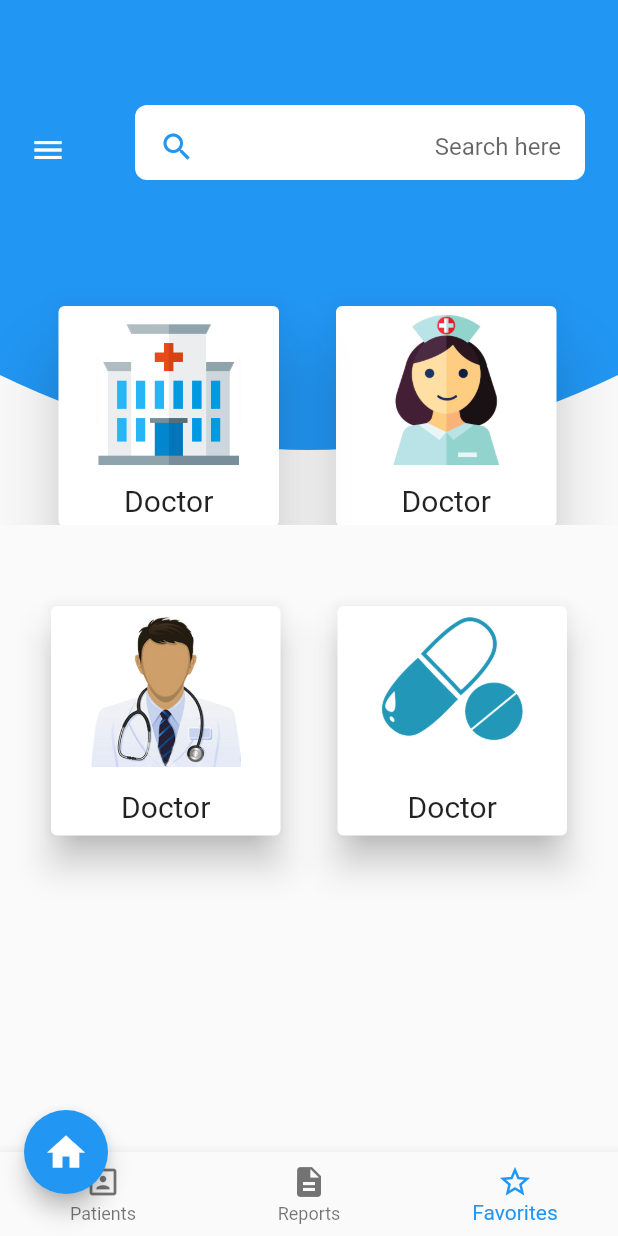
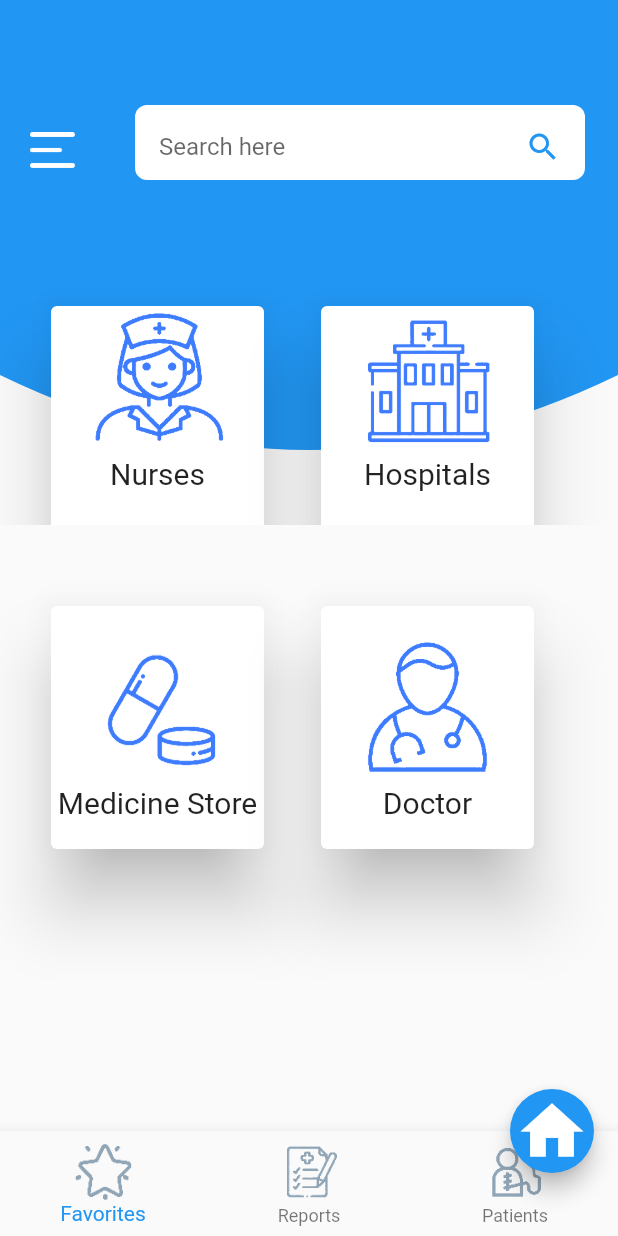
Before and after one commit to sonikapunitgoyal/clipppathdesigns, a Flutter app: the screen it shows after launch, on a phone screen of 412 x 824 dp. Run offline on Flutter 3.47's test engine with Material 2 defaults, Android fonts, the phone set to English and light mode, and no system bars.

Commit message:
clippath change

```diff
--- a/AndroidStudioProjects/clippath/lib/clippath.dart
+++ b/AndroidStudioProjects/clippath/lib/clippath.dart
@@ -8,14 +8,15 @@ class WavyHeaderImage extends StatefulWidget {
   }
 }
 class WavyHeaderImageState extends State<WavyHeaderImage>{
-   List<String> images = [
-    'nurse.png',
-    'hospital.png',
+   List<String> images = [  'nurse.png','hospital.png',
+
+
 
   ];
-  List<String> image = [
-    'medical.png',
-    'doctor.png',
+
+  List<String> image = ['medison.png','doctor.png',
+
+
 
   ];
   List<String> texts=['nurses','hospitals'];
@@ -37,10 +38,7 @@ class WavyHeaderImageState extends State<WavyHeaderImage>{
             Positioned(
               left: 20.0,
               top: 70.0,
-              child: Icon(
-                Icons.menu,
-                color: Colors.white,
-              ),
+              child: Image.asset('assets/menu.png',height: 30.0,width: 30.0,),
               height: 60.0,
             ),
             Positioned(
@@ -64,61 +62,74 @@ class WavyHeaderImageState extends State<WavyHeaderImage>{
             Positioned(
                left: 30.0,
                 top: 200.0,
-                width: 350.0,
+                width: 150.0,
                 height: 550.0,
-                child: GridView.count(
-                  crossAxisCount: 2,
-                  shrinkWrap: true,   mainAxisSpacing: 30.0,
-                  crossAxisSpacing: 30.0,
-physics: ClampingScrollPhysics(),
 
-                  padding: EdgeInsets.only(left: 5.0,right: 5.0),
-                  children: images.map((imageName) {
-
-                    return //<--- on GridView item click, show PageView
-                        Card(
+                child: InkWell(onTap: (){print('hello');}, child: Card(
                       elevation: 20.0,
                       color: Colors.white,
-                      child:  Column(mainAxisSize: MainAxisSize.max,mainAxisAlignment: MainAxisAlignment.spaceAround,
+                      child:  Column(
                           children: <Widget>[
-                            Image.asset("assets/$imageName",height: 100.0,width: 100.0,),
-                            Text('Doctor',textAlign: TextAlign.center,style: TextStyle(fontSize: 20.0),),
+                            Image.asset("assets/nurse.png",height: 100.0,width: 100.0,),
+                            Text('Nurses',textAlign: TextAlign.center,style: TextStyle(fontSize: 20.0),),
 
                           ],
                         ),
 
-                    );
-                  }).toList(),
+                    ))),
+                    Positioned(
+               left: 210.0,
+                top: 200.0,
+                width: 150.0,
 
+                child:   Container(height: 530.0,width: 210.0,
+                  child: Card(
+                        elevation: 20.0,
+                        color: Colors.white,
+                        child:  Column(
+                            children: <Widget>[
+                              Image.asset("assets/hospital.png",height: 100.0,width: 100.0,),
+                              Text('Hospitals',textAlign: TextAlign.center,style: TextStyle(fontSize: 20.0),),
 
+                            ],
+                          ),
+
+                      ),
                 )),
           ],
         ),
         SizedBox(height: 20.0,),
-       GridView.count(
-                  crossAxisCount: 2,
-                  shrinkWrap: true,   mainAxisSpacing: 30.0,
-                  crossAxisSpacing: 30.0,
-physics: ClampingScrollPhysics(),
+       Row(children: <Widget>[
+          Container(height: 230.0,width: 210.0,padding: EdgeInsets.all(30.0),
+            child: Card(
+                        elevation: 20.0,
+                        color: Colors.white,
+                        child:  Column(mainAxisAlignment: MainAxisAlignment.center,
+                            children: <Widget>[
+                              Image.asset("assets/medison.png",height: 100.0,width: 100.0,),
+                              Text('Medicine Store',textAlign: TextAlign.center,style: TextStyle(fontSize: 20.0),),
 
-                  padding: EdgeInsets.all(30.0),
-                  children: image.map((imageName) {
-                    return //<--- on GridView item click, show PageView
-                        Card(
-                      elevation: 10.0,
-                      color: Colors.white,
-                      child:  Column(mainAxisSize: MainAxisSize.max,mainAxisAlignment: MainAxisAlignment.spaceAround,
+                            ],
+                          ),
 
-                          children: <Widget>[
-                            Image.asset("assets/$imageName",height: 100.0,width: 100,),
+                      ),
+          ),
 
-                            Text("Doctor",textAlign: TextAlign.center,style: TextStyle(fontSize: 20.0),)
-                          ],
-                        ),
+                     Container(height: 170.0,width: 150.0,
+                       child: Card(
+                        elevation: 20.0,
+                        color: Colors.white,
+                        child:  Column(mainAxisAlignment: MainAxisAlignment.center,
+                            children: <Widget>[
+                              Image.asset("assets/doctor.png",height: 100.0,width: 100.0,),
+                              Text('Doctor', textAlign: TextAlign.center,style: TextStyle(fontSize: 20.0),),
 
-                    );
-                  }).toList(),
-                )
+                            ],
+                          ),
+
+                    ),
+                     )
+       ],)
       ],
     );
   }
--- a/AndroidStudioProjects/clippath/lib/main.dart
+++ b/AndroidStudioProjects/clippath/lib/main.dart
@@ -26,40 +26,37 @@ class MyHomePage extends StatefulWidget {
 class _MyHomePageState extends State<MyHomePage> {
   @override
   Widget build(BuildContext context) {
-    return Directionality(
-          child: Scaffold(
+    return  Scaffold(
         body: WavyHeaderImage(),
         floatingActionButtonLocation: FloatingActionButtonLocation.endDocked,
-        floatingActionButton: FloatingActionButton(child: Icon(Icons.home,size: 30.0,),onPressed: (){ Navigator.push(
+        floatingActionButton: FloatingActionButton( child: Icon(Icons.home,size: 50.0,),onPressed: (){ Navigator.push(
     context,
     MaterialPageRoute(builder: (context) =>MyHomePage()),
   );},),
    bottomNavigationBar: BottomNavigationBar(
+
           items: [
 
             BottomNavigationBarItem(
-              icon: Icon(
-                Icons.star_border
-
-              ),
+              icon:  Image.asset('assets/star.png',height: 40.0,),
               title: new Text('Favorites'),
             ),
-            BottomNavigationBarItem(
-                icon: Icon(
-                  Icons.description,
-                ),
+
+
+
+             BottomNavigationBarItem(
+                icon: Image.asset('assets/reports.png',height: 40.0),
                 title: new Text('Reports')),
-            BottomNavigationBarItem(
-                icon: Icon(
-                  Icons.portrait,
-                ),
+                BottomNavigationBarItem(
+                icon:  Image.asset('assets/patients.png',height: 40.0),
                 title: new Text('Patients')),
           ],
         ),
 
 
 
-         ),textDirection: TextDirection.rtl,
+
+
     );
   }
 }
```
Also changed, not shown: AndroidStudioProjects/clippath/pubspec.yaml (+6 -1 lines), AndroidStudioProjects/clippath/assets/doctor.png, AndroidStudioProjects/clippath/assets/hospital.png, AndroidStudioProjects/clippath/assets/medical.png (deleted), AndroidStudioProjects/clippath/assets/medison.png (added), AndroidStudioProjects/clippath/assets/menu.png (added), AndroidStudioProjects/clippath/assets/nurse.png, AndroidStudioProjects/clippath/assets/patients.png (added), AndroidStudioProjects/clippath/assets/reports.png (added), AndroidStudioProjects/clippath/assets/star.png (added).
